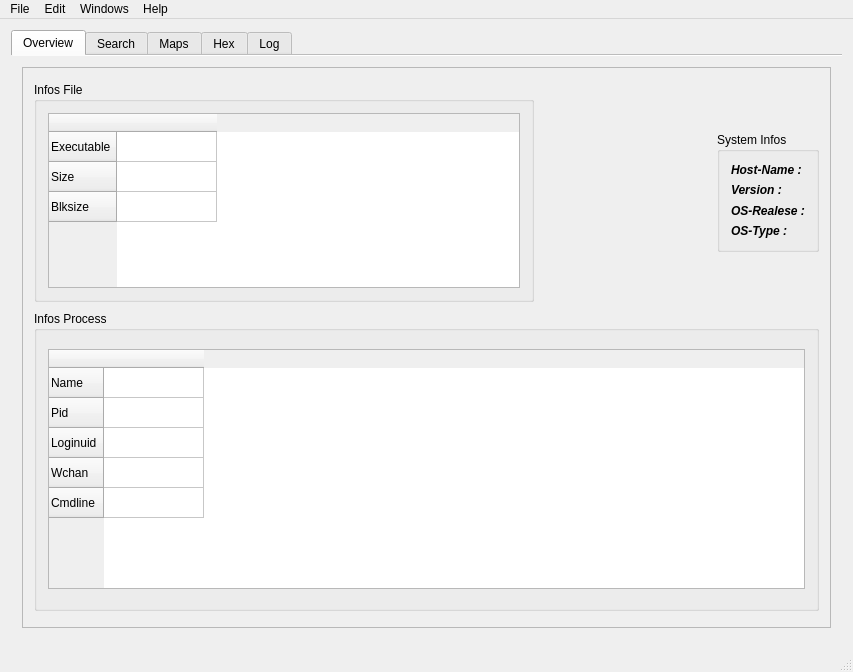
Above: src/gui/mainwindow.ui from mentebinaria/maProc before the change. Below: the same form after it.
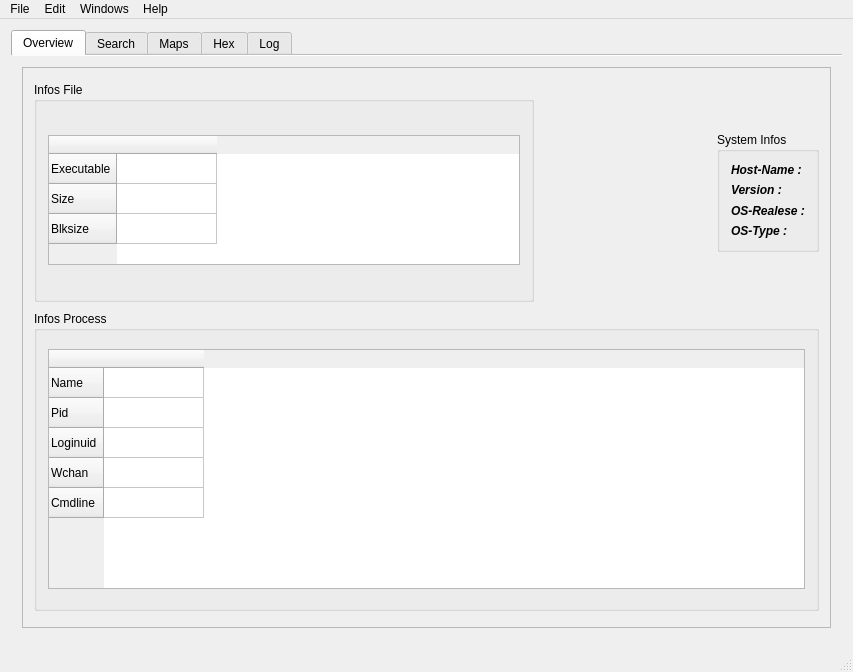
That is the form after the change.

What changed in the file:
```diff
--- a/src/gui/mainwindow.ui
+++ b/src/gui/mainwindow.ui
@@ -136,13 +136,13 @@
                      <property name="minimumSize">
                       <size>
                        <width>0</width>
-                       <height>100</height>
+                       <height>130</height>
                       </size>
                      </property>
                      <property name="maximumSize">
                       <size>
-                       <width>10000</width>
-                       <height>260</height>
+                       <width>100000</width>
+                       <height>130</height>
                       </size>
                      </property>
                      <row>
```
Left out of the diff: 2 changed lines with no effect on the pictures.
